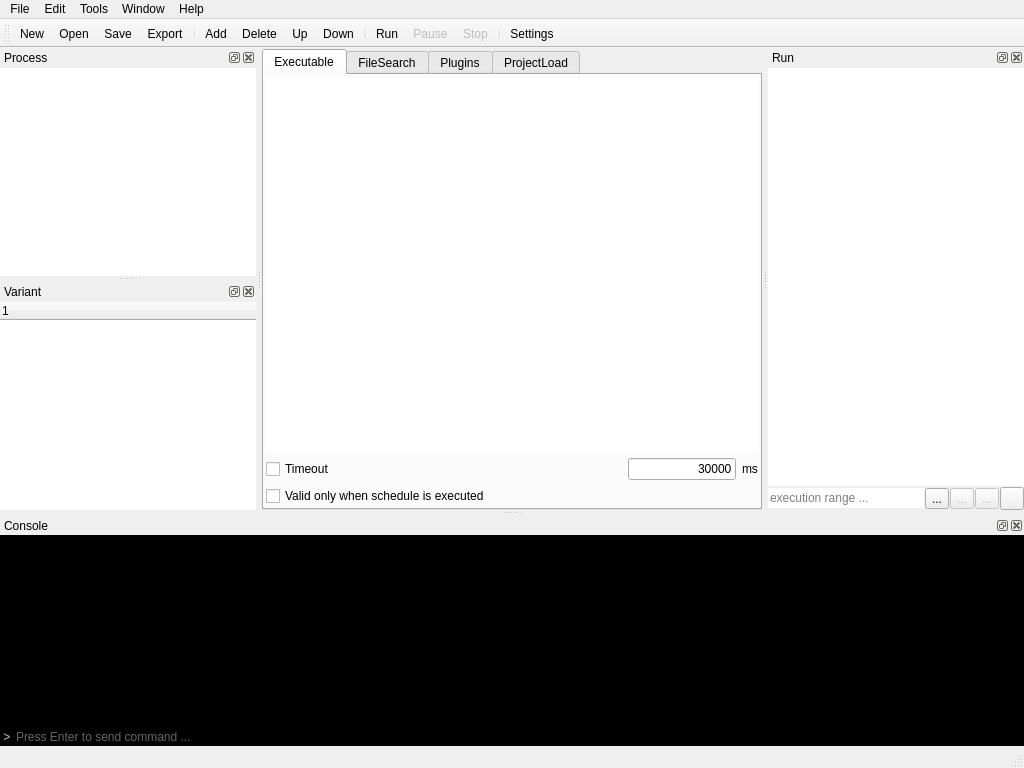
karakirimu/AutoBatchTools, file src/ProfileEditor/profileeditor.ui: the form before one commit.
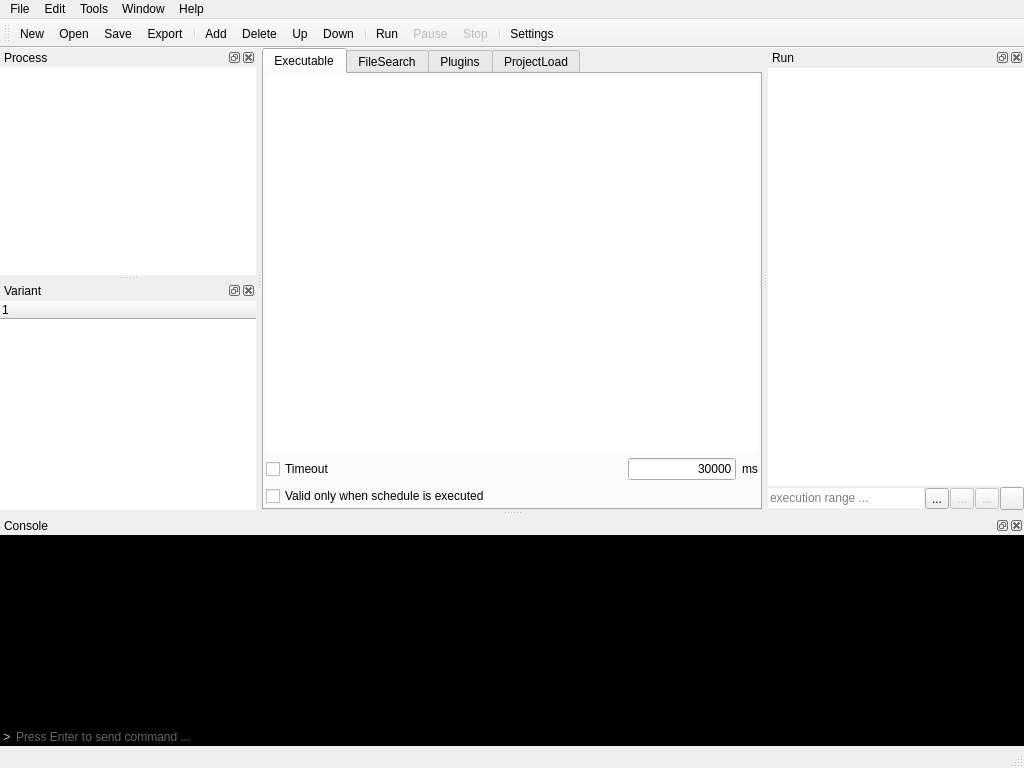
The form after the commit. The open tabs and pages were chosen to show the change. Icons and pictures are not drawn. Custom widgets are drawn as their Qt base class.

Diff of the .ui file:
```diff
--- a/src/ProfileEditor/profileeditor.ui
+++ b/src/ProfileEditor/profileeditor.ui
@@ -634,7 +634,7 @@
          <number>0</number>
         </property>
         <property name="topMargin">
-         <number>1</number>
+         <number>0</number>
         </property>
         <property name="rightMargin">
          <number>0</number>
@@ -1472,7 +1472,7 @@
       <number>0</number>
      </property>
      <property name="topMargin">
-      <number>1</number>
+      <number>0</number>
      </property>
      <property name="rightMargin">
       <number>0</number>
@@ -1534,6 +1534,9 @@
           <property name="wordWrap">
            <bool>false</bool>
           </property>
+          <attribute name="horizontalHeaderVisible">
+           <bool>true</bool>
+          </attribute>
          </widget>
         </item>
        </layout>
```
Left out of the diff: 40 changed lines with no effect on the pictures.
